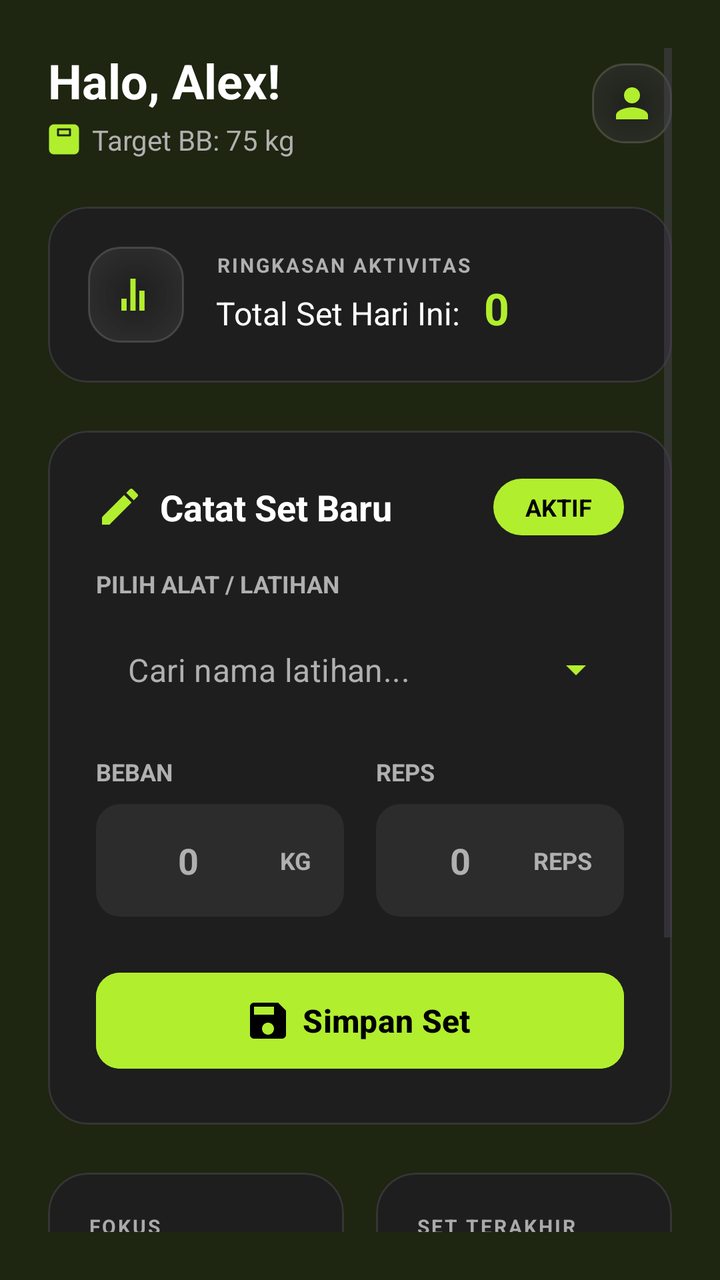
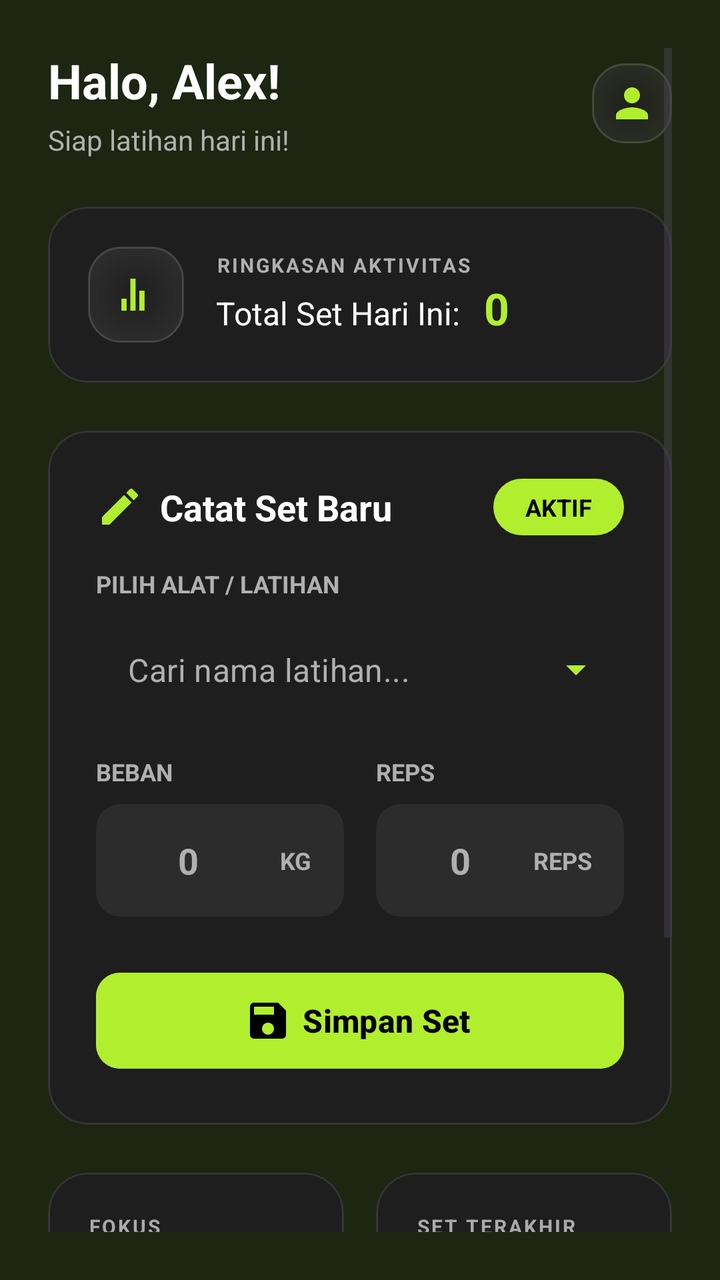

Screens rendered from an Android XML layout before and after an edit, with the pre-edit source and the edit as a unified diff.
<!-- AndroidManifest.xml: application theme Theme.GymAplikasi -->
<!-- res/layout/fragment_home.xml -->
<?xml version="1.0" encoding="utf-8"?>
<ScrollView xmlns:android="http://schemas.android.com/apk/res/android"
    xmlns:app="http://schemas.android.com/apk/res-auto"
    xmlns:tools="http://schemas.android.com/tools"
    android:layout_width="match_parent"
    android:layout_height="match_parent"
    android:background="@color/gym_background"
    android:padding="24dp"
    android:fillViewport="true">

    <LinearLayout
        android:layout_width="match_parent"
        android:layout_height="wrap_content"
        android:orientation="vertical">

        
        <LinearLayout
            android:layout_width="match_parent"
            android:layout_height="wrap_content"
            android:orientation="horizontal"
            android:gravity="center_vertical"
            android:layout_marginBottom="24dp">
            <LinearLayout
                android:layout_width="0dp"
                android:layout_height="wrap_content"
                android:layout_weight="1"
                android:orientation="vertical">

                <TextView
                    android:id="@+id/tvWelcomeName"
                    android:layout_width="wrap_content"
                    android:layout_height="wrap_content"
                    android:text="Halo, Alex!"
                    android:textColor="@color/white"
                    android:textSize="24sp"
                    android:textStyle="bold"/>

                
                <LinearLayout
                    android:layout_width="wrap_content"
                    android:layout_height="wrap_content"
                    android:orientation="horizontal"
                    android:gravity="center_vertical"
                    android:layout_marginTop="4dp">

                    
                    <ImageView
                        android:layout_width="16dp"
                        android:layout_height="16dp"
                        android:src="@drawable/ic_scale"
                        app:tint="@color/gym_primary"
                        android:layout_marginEnd="6dp"/>

                    
                    <TextView
                        android:id="@+id/tvTargetWeight"
                        android:layout_width="wrap_content"
                        android:layout_height="wrap_content"
                        android:text="Target BB: 75 kg"
                        android:textColor="@color/gym_text_secondary"
                        android:textSize="14sp"/>
                </LinearLayout>
            </LinearLayout>

            
            <ImageView
                android:layout_width="40dp"
                android:layout_height="40dp"
                android:src="@drawable/ic_person"
                android:background="@drawable/bg_glass_panel"
                android:padding="8dp"
                app:tint="@color/gym_primary"/>
        </LinearLayout>

        
        <com.google.android.material.card.MaterialCardView
            android:layout_width="match_parent"
            android:layout_height="wrap_content"
            app:cardBackgroundColor="@color/gym_surface"
            app:cardCornerRadius="20dp"
            android:layout_marginBottom="24dp"
            app:strokeWidth="1dp"
            app:strokeColor="#1AFFFFFF">

            <LinearLayout
                android:layout_width="match_parent"
                android:layout_height="wrap_content"
                android:orientation="horizontal"
                android:padding="20dp"
                android:gravity="center_vertical">

                
                <ImageView
                    android:layout_width="48dp"
                    android:layout_height="48dp"
                    android:src="@drawable/ic_graph"
                    app:tint="@color/gym_primary"
                    android:background="@drawable/bg_glass_panel"
                    android:padding="12dp"
                    android:layout_marginEnd="16dp"/>

                <LinearLayout
                    android:layout_width="wrap_content"
                    android:layout_height="wrap_content"
                    android:orientation="vertical">

                    <TextView
                        android:layout_width="wrap_content"
                        android:layout_height="wrap_content"
                        android:text="RINGKASAN AKTIVITAS"
                        android:textColor="@color/gym_text_secondary"
                        android:textSize="10sp"
                        android:letterSpacing="0.1"
                        android:textStyle="bold"/>

                    <LinearLayout
                        android:layout_width="wrap_content"
                        android:layout_height="wrap_content"
                        android:orientation="horizontal"
                        android:gravity="bottom">

                        <TextView
                            android:layout_width="wrap_content"
                            android:layout_height="wrap_content"
                            android:text="Total Set Hari Ini: "
                            android:textColor="@color/white"
                            android:textSize="16sp"
                            android:layout_marginEnd="8dp"/>

                        <TextView
                            android:id="@+id/tvTotalSetCount"
                            android:layout_width="wrap_content"
                            android:layout_height="wrap_content"
                            android:text="0"
                            android:textColor="@color/gym_primary"
                            android:textSize="22sp"
                            android:textStyle="bold"/>
                    </LinearLayout>
                </LinearLayout>
            </LinearLayout>
        </com.google.android.material.card.MaterialCardView>

        
        <com.google.android.material.card.MaterialCardView
            android:layout_width="match_parent"
            android:layout_height="wrap_content"
            app:cardBackgroundColor="@color/gym_surface"
            app:cardCornerRadius="20dp"
            app:strokeWidth="1dp"
            app:strokeColor="#1AFFFFFF">

            <LinearLayout
                android:layout_width="match_parent"
                android:layout_height="wrap_content"
                android:orientation="vertical"
                android:padding="24dp">

                <LinearLayout
                    android:layout_width="match_parent"
                    android:layout_height="wrap_content"
                    android:layout_marginBottom="16dp"
                    android:gravity="center_vertical"
                    android:orientation="horizontal">

                    <ImageView
                        android:layout_width="24dp"
                        android:layout_height="24dp"
                        android:layout_marginEnd="8dp"
                        android:src="@drawable/ic_pencil"
                        app:tint="@color/gym_primary" />

                    <TextView
                        android:layout_width="wrap_content"
                        android:layout_height="wrap_content"
                        android:text="Catat Set Baru"
                        android:textColor="@color/white"
                        android:textSize="18sp"
                        android:textStyle="bold" />

                    <View
                        android:layout_width="0dp"
                        android:layout_height="0dp"
                        android:layout_weight="1" />

                    
                    <TextView
                        android:layout_width="wrap_content"
                        android:layout_height="wrap_content"
                        android:background="@drawable/bg_chip_active"
                        android:backgroundTint="@color/gym_primary"
                        android:paddingHorizontal="16dp"
                        android:paddingVertical="6dp"
                        android:text="AKTIF"
                        android:textColor="@color/black"
                        android:textSize="12sp"
                        android:textStyle="bold" />
                </LinearLayout>

                
                <TextView
                    android:layout_width="wrap_content"
                    android:layout_height="wrap_content"
                    android:text="PILIH ALAT / LATIHAN"
                    android:textColor="@color/gym_text_secondary"
                    android:textSize="12sp"
                    android:textStyle="bold"
                    android:layout_marginBottom="8dp"/>

                <com.google.android.material.textfield.TextInputLayout
                    android:id="@+id/menuExercise"
                    style="@style/Widget.MaterialComponents.TextInputLayout.OutlinedBox.ExposedDropdownMenu"
                    android:layout_width="match_parent"
                    android:layout_height="wrap_content"
                    android:layout_marginBottom="16dp"
                    app:boxBackgroundColor="@color/gym_input_bg"
                    app:boxCornerRadiusTopStart="12dp"
                    app:boxCornerRadiusTopEnd="12dp"
                    app:boxCornerRadiusBottomStart="12dp"
                    app:boxCornerRadiusBottomEnd="12dp"
                    app:boxStrokeWidth="0dp"
                    app:boxStrokeWidthFocused="1dp"
                    app:boxStrokeColor="@color/gym_primary"
                    app:hintEnabled="false"
                    app:endIconTint="@color/gym_primary">

                    <AutoCompleteTextView
                        android:id="@+id/autoCompleteExercise"
                        android:layout_width="match_parent"
                        android:layout_height="wrap_content"
                        android:hint="Cari nama latihan..."
                        android:inputType="text"
                        android:textColor="@color/white"
                        android:textColorHint="@color/gym_text_secondary"
                        android:padding="16dp"
                        android:textSize="16sp"
                        android:background="@android:color/transparent" />

                </com.google.android.material.textfield.TextInputLayout>

                
                <LinearLayout
                    android:layout_width="match_parent"
                    android:layout_height="wrap_content"
                    android:orientation="horizontal"
                    android:baselineAligned="false"
                    android:layout_marginBottom="24dp">

                    
                    <LinearLayout
                        android:layout_width="0dp"
                        android:layout_height="wrap_content"
                        android:layout_weight="1"
                        android:orientation="vertical"
                        android:layout_marginEnd="8dp">

                        <TextView
                            android:layout_width="wrap_content"
                            android:layout_height="wrap_content"
                            android:text="BEBAN"
                            android:textColor="@color/gym_text_secondary"
                            android:textSize="12sp"
                            android:textStyle="bold"
                            android:layout_marginBottom="8dp"/>

                        <com.google.android.material.card.MaterialCardView
                            android:layout_width="match_parent"
                            android:layout_height="wrap_content"
                            app:cardBackgroundColor="@color/gym_input_bg"
                            app:cardCornerRadius="12dp"
                            app:strokeWidth="0dp">
                            <FrameLayout
                                android:layout_width="match_parent"
                                android:layout_height="wrap_content">

                                <EditText
                                    android:id="@+id/etWeight"
                                    android:layout_width="match_parent"
                                    android:layout_height="wrap_content"
                                    android:background="@android:color/transparent"
                                    android:hint="0"
                                    android:textColorHint="@color/gym_text_secondary"
                                    android:textColor="@color/white"
                                    android:inputType="number"
                                    android:paddingStart="16dp"
                                    android:paddingTop="16dp"
                                    android:paddingBottom="16dp"
                                    android:paddingEnd="48dp"
                                    android:textSize="18sp"
                                    android:textStyle="bold"
                                    android:gravity="center"/>

                                <TextView
                                    android:layout_width="wrap_content"
                                    android:layout_height="wrap_content"
                                    android:text="KG"
                                    android:textColor="@color/gym_text_secondary"
                                    android:textSize="12sp"
                                    android:textStyle="bold"
                                    android:layout_gravity="end|center_vertical"
                                    android:layout_marginEnd="16dp"/>
                            </FrameLayout>
                        </com.google.android.material.card.MaterialCardView>
                    </LinearLayout>

                    
                    <LinearLayout
                        android:layout_width="0dp"
                        android:layout_height="wrap_content"
                        android:layout_weight="1"
                        android:orientation="vertical"
                        android:layout_marginStart="8dp">

                        <TextView
                            android:layout_width="wrap_content"
                            android:layout_height="wrap_content"
                            android:text="REPS"
                            android:textColor="@color/gym_text_secondary"
                            android:textSize="12sp"
                            android:textStyle="bold"
                            android:layout_marginBottom="8dp"/>

                        <com.google.android.material.card.MaterialCardView
                            android:layout_width="match_parent"
                            android:layout_height="wrap_content"
                            app:cardBackgroundColor="@color/gym_input_bg"
                            app:cardCornerRadius="12dp"
                            app:strokeWidth="0dp">

                            <FrameLayout
                                android:layout_width="match_parent"
                                android:layout_height="wrap_content">

                                <EditText
                                    android:id="@+id/etReps"
                                    android:layout_width="match_parent"
                                    android:layout_height="wrap_content"
                                    android:background="@android:color/transparent"
                                    android:hint="0"
                                    android:textColorHint="@color/gym_text_secondary"
                                    android:textColor="@color/white"
                                    android:inputType="number"
                                    android:paddingStart="16dp"
                                    android:paddingTop="16dp"
                                    android:paddingBottom="16dp"
                                    android:paddingEnd="56dp"
                                    android:textSize="18sp"
                                    android:textStyle="bold"
                                    android:gravity="center"/>

                                <TextView
                                    android:layout_width="wrap_content"
                                    android:layout_height="wrap_content"
                                    android:text="REPS"
                                    android:textColor="@color/gym_text_secondary"
                                    android:textSize="12sp"
                                    android:textStyle="bold"
                                    android:layout_gravity="end|center_vertical"
                                    android:layout_marginEnd="16dp"/>
                            </FrameLayout>
                        </com.google.android.material.card.MaterialCardView>
                    </LinearLayout>
                </LinearLayout>

                
                <Button
                    android:id="@+id/btnSaveRecord"
                    android:layout_width="match_parent"
                    android:layout_height="56dp"
                    android:text="Simpan Set"
                    android:textColor="@color/black"
                    android:textStyle="bold"
                    android:textSize="16sp"
                    android:backgroundTint="@color/gym_primary"
                    app:cornerRadius="12dp"

                    app:icon="@drawable/ic_save"
                    app:iconGravity="textStart"
                    app:iconPadding="8dp"
                    app:iconTint="@color/black"

                    android:elevation="12dp"
                    android:outlineProvider="background"
                    android:outlineSpotShadowColor="@color/white"/>
            </LinearLayout>
        </com.google.android.material.card.MaterialCardView>

        
        <LinearLayout
            android:layout_width="match_parent"
            android:layout_height="wrap_content"
            android:orientation="horizontal"
            android:layout_marginTop="24dp"
            android:layout_marginBottom="80dp"
            android:baselineAligned="false">

            
            <com.google.android.material.card.MaterialCardView
                android:layout_width="0dp"
                android:layout_height="wrap_content"
                android:layout_weight="1"
                app:cardBackgroundColor="@color/gym_surface"
                app:cardCornerRadius="20dp"
                app:strokeWidth="1dp"
                app:strokeColor="#1AFFFFFF"
                android:layout_marginEnd="8dp">

                <LinearLayout
                    android:layout_width="match_parent"
                    android:layout_height="wrap_content"
                    android:orientation="vertical"
                    android:padding="20dp">

                    
                    <TextView
                        android:layout_width="wrap_content"
                        android:layout_height="wrap_content"
                        android:text="FOKUS BERIKUTNYA"
                        android:textColor="#AAAAAA"
                        android:textSize="10sp"
                        android:textStyle="bold"
                        android:letterSpacing="0.1"
                        android:layout_marginBottom="12dp"/>

                    <com.google.android.material.card.MaterialCardView
                        android:layout_width="56dp"
                        android:layout_height="56dp"
                        app:cardBackgroundColor="#2A2A2A"
                        app:cardCornerRadius="16dp"
                        app:cardElevation="0dp"
                        app:strokeWidth="0dp"
                        android:layout_marginBottom="12dp">

                        <ImageView
                            android:id="@+id/ivNeglectedMuscleIcon"
                            android:layout_width="match_parent"
                            android:layout_height="match_parent"
                            android:layout_gravity="center"
                            android:src="@drawable/ic_icon_quad"
                            app:tint="#FF5252" />
                    </com.google.android.material.card.MaterialCardView>

                    <TextView
                        android:id="@+id/tvNeglectedMuscleName"
                        android:layout_width="wrap_content"
                        android:layout_height="wrap_content"
                        android:text="QUADS"
                        android:textColor="@color/white"
                        android:textSize="18sp"
                        android:textStyle="bold"/>

                    <TextView
                        android:layout_width="wrap_content"
                        android:layout_height="wrap_content"
                        android:text="Jarang Dilatih"
                        android:textColor="#FF5252"
                        android:textSize="12sp"
                        android:textStyle="italic"/>
                </LinearLayout>
            </com.google.android.material.card.MaterialCardView>

            
            <com.google.android.material.card.MaterialCardView
                android:layout_width="0dp"
                android:layout_height="wrap_content"
                android:layout_weight="1"
                app:cardBackgroundColor="@color/gym_surface"
                app:cardCornerRadius="20dp"
                app:strokeWidth="1dp"
                app:strokeColor="#1AFFFFFF"
                android:layout_marginStart="8dp">

                <LinearLayout
                    android:layout_width="match_parent"
                    android:layout_height="wrap_content"
                    android:orientation="vertical"
                    android:padding="20dp">

                    <TextView
                        android:layout_width="wrap_content"
                        android:layout_height="wrap_content"
                        android:text="SET TERAKHIR"
                        android:textColor="#AAAAAA"
                        android:textSize="10sp"
                        android:textStyle="bold"
                        android:letterSpacing="0.1"
                        android:layout_marginBottom="12dp"/>

                    <ImageView
                        android:id="@+id/ivLastWorkoutRank"
                        android:layout_width="40dp"
                        android:layout_height="40dp"
                        android:src="@drawable/rank_gold"
                        android:layout_marginBottom="8dp"/>

                    <TextView
                        android:id="@+id/tvLastWorkoutName"
                        android:layout_width="wrap_content"
                        android:layout_height="wrap_content"
                        android:text="Bench Press"
                        android:textColor="@color/white"
                        android:textSize="18sp"
                        android:textStyle="bold"
                        android:maxLines="1"
                        android:ellipsize="end"/>

                    <TextView
                        android:id="@+id/tvLastWorkoutDetail"
                        android:layout_width="wrap_content"
                        android:layout_height="wrap_content"
                        android:text="60 kg x 10"
                        android:textColor="@color/gym_primary"
                        android:textSize="12sp"
                        android:textStyle="bold"/>
                </LinearLayout>
            </com.google.android.material.card.MaterialCardView>
        </LinearLayout>

    </LinearLayout>
</ScrollView>
<!-- resources referenced by this layout -->
<resources>
  <color name="black">#FF000000</color>
  <color name="gym_background">#1E2510</color>
  <color name="gym_input_bg">#2C2C2C</color>
  <color name="gym_primary">#B1EE2E</color>
  <color name="gym_surface">#1E1E1E</color>
  <color name="gym_text_secondary">#B0B0B0</color>
  <color name="white">#FFFFFFFF</color>
  <!-- drawable bg_chip_active (drawable) -->
  <?xml version="1.0" encoding="utf-8"?>
  <shape xmlns:android="http://schemas.android.com/apk/res/android"
      android:shape="rectangle">
  
      
      <solid android:color="#FFFFFF"/>
  
      
      <corners android:radius="100dp"/>
  </shape>
  <!-- drawable bg_glass_panel (drawable) -->
  <?xml version="1.0" encoding="utf-8"?>
  <shape xmlns:android="http://schemas.android.com/apk/res/android"
      android:shape="rectangle">
  
      
      <gradient
          android:type="radial"
          android:gradientRadius="60dp"
          android:centerX="0.5"
          android:centerY="0.5"
          android:startColor="#cc1E1E1E"
          android:endColor="#26FFFFFF" />
  
      
  
      
      <corners android:radius="16dp" />
  
      
      <stroke
          android:width="1dp"
          android:color="#26FFFFFF" />
  
  </shape>
  <!-- drawable ic_pencil (drawable) -->
  <vector xmlns:android="http://schemas.android.com/apk/res/android" android:height="24dp" android:tint="#ABE62D" android:viewportHeight="24" android:viewportWidth="24" android:width="24dp">
        
      <path android:fillColor="@android:color/white" android:pathData="M3,17.25V21h3.75L17.81,9.94l-3.75,-3.75L3,17.25zM20.71,7.04c0.39,-0.39 0.39,-1.02 0,-1.41l-2.34,-2.34c-0.39,-0.39 -1.02,-0.39 -1.41,0l-1.83,1.83 3.75,3.75 1.83,-1.83z"/>
      
  </vector>
  <!-- drawable ic_person (drawable) -->
  <vector xmlns:android="http://schemas.android.com/apk/res/android" android:height="24dp" android:tint="#888888" android:viewportHeight="24" android:viewportWidth="24" android:width="24dp">
        
      <path android:fillColor="@android:color/white" android:pathData="M12,12c2.21,0 4,-1.79 4,-4s-1.79,-4 -4,-4 -4,1.79 -4,4 1.79,4 4,4zM12,14c-2.67,0 -8,1.34 -8,4v2h16v-2c0,-2.66 -5.33,-4 -8,-4z"/>
      
  </vector>
  <!-- drawable ic_save (drawable) -->
  <vector xmlns:android="http://schemas.android.com/apk/res/android"
      android:width="24dp"
      android:height="24dp"
      android:viewportWidth="36"
      android:viewportHeight="36">
      
  
      <path
          android:fillColor="#FF000000"
          android:pathData="M28 0H4C1.79 0 0 1.79 0 4v28c0 2.21 1.79 4 4 4h28c2.21 0 4-1.79 4-4V8l-8-8ZM18 32c-3.31 0-6-2.69-6-6s2.69-6 6-6 6 2.69 6 6-2.69 6-6 6Zm6-20H4V4h20v8Z"/>
  </vector>
  <!-- drawable ic_scale (drawable) -->
  <vector xmlns:android="http://schemas.android.com/apk/res/android"
      android:width="32dp"
      android:height="32dp"
      android:viewportWidth="32"
      android:viewportHeight="32">
      <path
          android:fillColor="#FFB1EE2E"
          android:pathData="M21 7H11v4h10V7Z"/>
      <path
          android:fillColor="#FFB1EE2E"
          android:pathData="M26 1H6C5.34 1 4.7 1.13 4.09 1.38 3.48 1.63 2.93 2 2.46 2.46 1.53 3.4 1 4.67 1 6v20c0 1.33 0.53 2.6 1.46 3.54 0.47 0.46 1.02 0.83 1.63 1.08C4.69 30.87 5.34 31 6 31h20c1.33 0 2.6-0.53 3.54-1.46C30.47 28.6 31 27.33 31 26V6c0-0.66-0.13-1.3-0.38-1.91-0.25-0.61-0.62-1.16-1.08-1.63C29.07 2 28.52 1.63 27.9 1.38 27.31 1.13 26.66 1 26 1Zm-3 11c0 0.27-0.1 0.52-0.3 0.7-0.18 0.2-0.43 0.3-0.7 0.3H10c-0.27 0-0.52-0.1-0.7-0.3C9.1 12.53 9 12.28 9 12V6c0-0.27 0.1-0.52 0.3-0.7C9.47 5.1 9.72 5 10 5h12c0.27 0 0.52 0.1 0.7 0.3C22.9 5.47 23 5.72 23 6v6Z"/>
  </vector>
  <style name="Theme.GymAplikasi" parent="Base.Theme.GymAplikasi" />
  <style name="Base.Theme.GymAplikasi" parent="Theme.Material3.DayNight.NoActionBar">
          
          
      </style>
  <!-- unchanged entries left out for length: 3 -->
</resources>

<!-- the commit's change to res/layout/fragment_home.xml (unified diff, before → after) -->
@@ -44,19 +44,19 @@
                     android:layout_marginTop="4dp">
 
                     
-                    <ImageView
-                        android:layout_width="16dp"
-                        android:layout_height="16dp"
-                        android:src="@drawable/ic_scale"
-                        app:tint="@color/gym_primary"
-                        android:layout_marginEnd="6dp"/>
+
+
+
+
+
+
 
                     
                     <TextView
                         android:id="@+id/tvTargetWeight"
                         android:layout_width="wrap_content"
                         android:layout_height="wrap_content"
-                        android:text="Target BB: 75 kg"
+                        android:text="Siap latihan hari ini!"
                         android:textColor="@color/gym_text_secondary"
                         android:textSize="14sp"/>
                 </LinearLayout>
<!-- resource entries referenced after the edit -->
@@ -67,19 +67,6 @@
           android:fillColor="#FF000000"
           android:pathData="M28 0H4C1.79 0 0 1.79 0 4v28c0 2.21 1.79 4 4 4h28c2.21 0 4-1.79 4-4V8l-8-8ZM18 32c-3.31 0-6-2.69-6-6s2.69-6 6-6 6 2.69 6 6-2.69 6-6 6Zm6-20H4V4h20v8Z"/>
   </vector>
-  <!-- drawable ic_scale (drawable) -->
-  <vector xmlns:android="http://schemas.android.com/apk/res/android"
-      android:width="32dp"
-      android:height="32dp"
-      android:viewportWidth="32"
-      android:viewportHeight="32">
-      <path
-          android:fillColor="#FFB1EE2E"
-          android:pathData="M21 7H11v4h10V7Z"/>
-      <path
-          android:fillColor="#FFB1EE2E"
-          android:pathData="M26 1H6C5.34 1 4.7 1.13 4.09 1.38 3.48 1.63 2.93 2 2.46 2.46 1.53 3.4 1 4.67 1 6v20c0 1.33 0.53 2.6 1.46 3.54 0.47 0.46 1.02 0.83 1.63 1.08C4.69 30.87 5.34 31 6 31h20c1.33 0 2.6-0.53 3.54-1.46C30.47 28.6 31 27.33 31 26V6c0-0.66-0.13-1.3-0.38-1.91-0.25-0.61-0.62-1.16-1.08-1.63C29.07 2 28.52 1.63 27.9 1.38 27.31 1.13 26.66 1 26 1Zm-3 11c0 0.27-0.1 0.52-0.3 0.7-0.18 0.2-0.43 0.3-0.7 0.3H10c-0.27 0-0.52-0.1-0.7-0.3C9.1 12.53 9 12.28 9 12V6c0-0.27 0.1-0.52 0.3-0.7C9.47 5.1 9.72 5 10 5h12c0.27 0 0.52 0.1 0.7 0.3C22.9 5.47 23 5.72 23 6v6Z"/>
-  </vector>
   <style name="Theme.GymAplikasi" parent="Base.Theme.GymAplikasi" />
   <style name="Base.Theme.GymAplikasi" parent="Theme.Material3.DayNight.NoActionBar">
           
